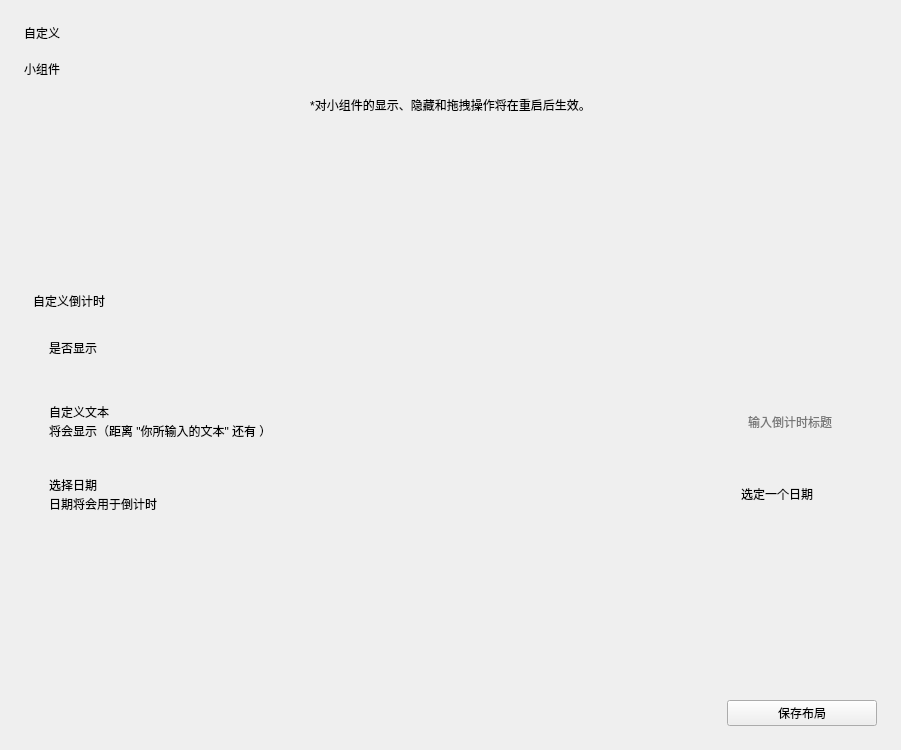
This is menu-custom.ui in RinLit-233-shiroko/Class-Widgets as Qt 5 draws it before an edit. The edited form follows.
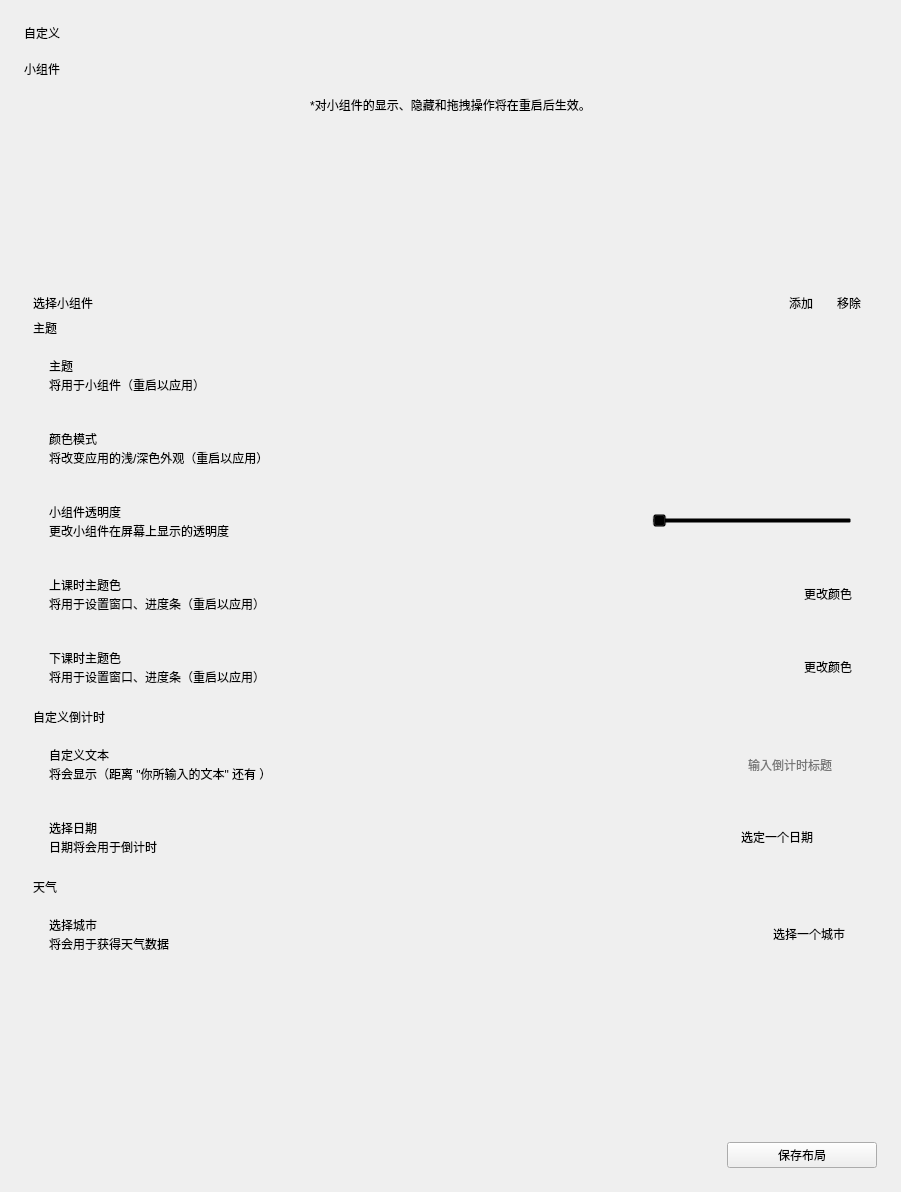
This is the edited form. Custom widgets are drawn as their Qt base class.

Patch:
```diff
--- a/menu-custom.ui
+++ b/menu-custom.ui
@@ -7,7 +7,7 @@
     <x>0</x>
     <y>0</y>
     <width>901</width>
-    <height>750</height>
+    <height>1192</height>
    </rect>
   </property>
   <property name="windowTitle">
@@ -77,7 +77,7 @@
         <x>0</x>
         <y>0</y>
         <width>853</width>
-        <height>491</height>
+        <height>933</height>
        </rect>
       </property>
       <layout class="QVBoxLayout" name="verticalLayout_9">
@@ -100,6 +100,370 @@
          </property>
         </widget>
        </item>
+       <item>
+        <layout class="QHBoxLayout" name="horizontalLayout_3">
+         <property name="spacing">
+          <number>10</number>
+         </property>
+         <item>
+          <widget class="BodyLabel" name="BodyLabel">
+           <property name="sizePolicy">
+            <sizepolicy hsizetype="Maximum" vsizetype="Preferred">
+             <horstretch>0</horstretch>
+             <verstretch>0</verstretch>
+            </sizepolicy>
+           </property>
+           <property name="text">
+            <string>选择小组件</string>
+           </property>
+          </widget>
+         </item>
+         <item>
+          <widget class="ComboBox" name="widgets_combo">
+           <property name="sizePolicy">
+            <sizepolicy hsizetype="Expanding" vsizetype="Fixed">
+             <horstretch>0</horstretch>
+             <verstretch>0</verstretch>
+            </sizepolicy>
+           </property>
+          </widget>
+         </item>
+         <item>
+          <spacer name="horizontalSpacer">
+           <property name="orientation">
+            <enum>Qt::Horizontal</enum>
+           </property>
+           <property name="sizeHint" stdset="0">
+            <size>
+             <width>40</width>
+             <height>20</height>
+            </size>
+           </property>
+          </spacer>
+         </item>
+         <item>
+          <widget class="PrimaryPushButton" name="add_widget">
+           <property name="text">
+            <string>  添加  </string>
+           </property>
+          </widget>
+         </item>
+         <item>
+          <widget class="PushButton" name="remove_widget">
+           <property name="text">
+            <string>  移除  </string>
+           </property>
+          </widget>
+         </item>
+        </layout>
+       </item>
+       <item>
+        <layout class="QVBoxLayout" name="verticalLayout_3">
+         <property name="spacing">
+          <number>3</number>
+         </property>
+         <item>
+          <widget class="SubtitleLabel" name="SubtitleLabel_2">
+           <property name="text">
+            <string>主题</string>
+           </property>
+           <property name="pixelFontSize" stdset="0">
+            <number>18</number>
+           </property>
+          </widget>
+         </item>
+         <item>
+          <widget class="CardWidget" name="CardWidget_4">
+           <property name="minimumSize">
+            <size>
+             <width>0</width>
+             <height>70</height>
+            </size>
+           </property>
+           <layout class="QHBoxLayout" name="horizontalLayout_4">
+            <property name="leftMargin">
+             <number>16</number>
+            </property>
+            <property name="topMargin">
+             <number>16</number>
+            </property>
+            <property name="rightMargin">
+             <number>16</number>
+            </property>
+            <property name="bottomMargin">
+             <number>16</number>
+            </property>
+            <item>
+             <layout class="QVBoxLayout" name="verticalLayout_7">
+              <property name="spacing">
+               <number>0</number>
+              </property>
+              <item>
+               <widget class="StrongBodyLabel" name="StrongBodyLabel_3">
+                <property name="text">
+                 <string>主题</string>
+                </property>
+               </widget>
+              </item>
+              <item>
+               <widget class="CaptionLabel" name="CaptionLabel_5">
+                <property name="text">
+                 <string>将用于小组件（重启以应用）</string>
+                </property>
+               </widget>
+              </item>
+             </layout>
+            </item>
+            <item>
+             <widget class="ComboBox" name="combo_theme_select">
+              <property name="sizePolicy">
+               <sizepolicy hsizetype="Maximum" vsizetype="Fixed">
+                <horstretch>0</horstretch>
+                <verstretch>0</verstretch>
+               </sizepolicy>
+              </property>
+             </widget>
+            </item>
+           </layout>
+          </widget>
+         </item>
+         <item>
+          <widget class="CardWidget" name="CardWidget_9">
+           <property name="minimumSize">
+            <size>
+             <width>0</width>
+             <height>70</height>
+            </size>
+           </property>
+           <layout class="QHBoxLayout" name="horizontalLayout_11">
+            <property name="leftMargin">
+             <number>16</number>
+            </property>
+            <property name="topMargin">
+             <number>16</number>
+            </property>
+            <property name="rightMargin">
+             <number>16</number>
+            </property>
+            <property name="bottomMargin">
+             <number>16</number>
+            </property>
+            <item>
+             <layout class="QVBoxLayout" name="verticalLayout_15">
+              <property name="spacing">
+               <number>0</number>
+              </property>
+              <item>
+               <widget class="StrongBodyLabel" name="StrongBodyLabel_9">
+                <property name="text">
+                 <string>颜色模式</string>
+                </property>
+               </widget>
+              </item>
+              <item>
+               <widget class="CaptionLabel" name="CaptionLabel_10">
+                <property name="text">
+                 <string>将改变应用的浅/深色外观（重启以应用）</string>
+                </property>
+               </widget>
+              </item>
+             </layout>
+            </item>
+            <item>
+             <widget class="ComboBox" name="combo_color_mode">
+              <property name="sizePolicy">
+               <sizepolicy hsizetype="Maximum" vsizetype="Fixed">
+                <horstretch>0</horstretch>
+                <verstretch>0</verstretch>
+               </sizepolicy>
+              </property>
+             </widget>
+            </item>
+           </layout>
+          </widget>
+         </item>
+         <item>
+          <widget class="CardWidget" name="CardWidget_10">
+           <property name="minimumSize">
+            <size>
+             <width>0</width>
+             <height>70</height>
+            </size>
+           </property>
+           <layout class="QHBoxLayout" name="horizontalLayout_12">
+            <property name="leftMargin">
+             <number>16</number>
+            </property>
+            <property name="topMargin">
+             <number>16</number>
+            </property>
+            <property name="rightMargin">
+             <number>16</number>
+            </property>
+            <property name="bottomMargin">
+             <number>16</number>
+            </property>
+            <item>
+             <layout class="QVBoxLayout" name="verticalLayout_16">
+              <property name="spacing">
+               <number>0</number>
+              </property>
+              <item>
+               <widget class="StrongBodyLabel" name="StrongBodyLabel_11">
+                <property name="text">
+                 <string>小组件透明度</string>
+                </property>
+               </widget>
+              </item>
+              <item>
+               <widget class="CaptionLabel" name="CaptionLabel_11">
+                <property name="text">
+                 <string>更改小组件在屏幕上显示的透明度</string>
+                </property>
+               </widget>
+              </item>
+             </layout>
+            </item>
+            <item>
+             <widget class="Slider" name="slider_opacity">
+              <property name="sizePolicy">
+               <sizepolicy hsizetype="Maximum" vsizetype="Fixed">
+                <horstretch>0</horstretch>
+                <verstretch>0</verstretch>
+               </sizepolicy>
+              </property>
+              <property name="minimumSize">
+               <size>
+                <width>200</width>
+                <height>0</height>
+               </size>
+              </property>
+              <property name="orientation">
+               <enum>Qt::Horizontal</enum>
+              </property>
+             </widget>
+            </item>
+           </layout>
+          </widget>
+         </item>
+         <item>
+          <widget class="CardWidget" name="CardWidget_5">
+           <property name="minimumSize">
+            <size>
+             <width>0</width>
+             <height>70</height>
+            </size>
+           </property>
+           <layout class="QHBoxLayout" name="horizontalLayout_8">
+            <property name="leftMargin">
+             <number>16</number>
+            </property>
+            <property name="topMargin">
+             <number>16</number>
+            </property>
+            <property name="rightMargin">
+             <number>16</number>
+            </property>
+            <property name="bottomMargin">
+             <number>16</number>
+            </property>
+            <item>
+             <layout class="QVBoxLayout" name="verticalLayout_10">
+              <property name="spacing">
+               <number>0</number>
+              </property>
+              <item>
+               <widget class="StrongBodyLabel" name="StrongBodyLabel_7">
+                <property name="text">
+                 <string>上课时主题色</string>
+                </property>
+               </widget>
+              </item>
+              <item>
+               <widget class="CaptionLabel" name="CaptionLabel_7">
+                <property name="text">
+                 <string>将用于设置窗口、进度条（重启以应用）</string>
+                </property>
+               </widget>
+              </item>
+             </layout>
+            </item>
+            <item>
+             <widget class="PushButton" name="set_ac_color">
+              <property name="sizePolicy">
+               <sizepolicy hsizetype="Maximum" vsizetype="Fixed">
+                <horstretch>0</horstretch>
+                <verstretch>0</verstretch>
+               </sizepolicy>
+              </property>
+              <property name="text">
+               <string>更改颜色</string>
+              </property>
+             </widget>
+            </item>
+           </layout>
+          </widget>
+         </item>
+         <item>
+          <widget class="CardWidget" name="CardWidget_7">
+           <property name="minimumSize">
+            <size>
+             <width>0</width>
+             <height>70</height>
+            </size>
+           </property>
+           <layout class="QHBoxLayout" name="horizontalLayout_7">
+            <property name="leftMargin">
+             <number>16</number>
+            </property>
+            <property name="topMargin">
+             <number>16</number>
+            </property>
+            <property name="rightMargin">
+             <number>16</number>
+            </property>
+            <property name="bottomMargin">
+             <number>16</number>
+            </property>
+            <item>
+             <layout class="QVBoxLayout" name="verticalLayout_8">
+              <property name="spacing">
+               <number>0</number>
+              </property>
+              <item>
+               <widget class="StrongBodyLabel" name="StrongBodyLabel_4">
+                <property name="text">
+                 <string>下课时主题色</string>
+                </property>
+               </widget>
+              </item>
+              <item>
+               <widget class="CaptionLabel" name="CaptionLabel_6">
+                <property name="text">
+                 <string>将用于设置窗口、进度条（重启以应用）</string>
+                </property>
+               </widget>
+              </item>
+             </layout>
+            </item>
+            <item>
+             <widget class="PushButton" name="set_fc_color">
+              <property name="sizePolicy">
+               <sizepolicy hsizetype="Maximum" vsizetype="Fixed">
+                <horstretch>0</horstretch>
+                <verstretch>0</verstretch>
+               </sizepolicy>
+              </property>
+              <property name="text">
+               <string>更改颜色</string>
+              </property>
+             </widget>
+            </item>
+           </layout>
+          </widget>
+         </item>
+        </layout>
+       </item>
        <item>
         <layout class="QVBoxLayout" name="verticalLayout_5">
          <property name="spacing">
@@ -115,53 +479,6 @@
            </property>
           </widget>
          </item>
-         <item>
-          <widget class="CardWidget" name="CardWidget_6">
-           <property name="minimumSize">
-            <size>
-             <width>0</width>
-             <height>70</height>
-            </size>
-           </property>
-           <layout class="QHBoxLayout" name="horizontalLayout_6">
-            <property name="leftMargin">
-             <number>16</number>
-            </property>
-            <property name="topMargin">
-             <number>16</number>
-            </property>
-            <property name="rightMargin">
-             <number>16</number>
-            </property>
-            <property name="bottomMargin">
-             <number>16</number>
-            </property>
-            <item>
-             <widget class="StrongBodyLabel" name="StrongBodyLabel_6">
-              <property name="sizePolicy">
-               <sizepolicy hsizetype="Expanding" vsizetype="Preferred">
-                <horstretch>0</horstretch>
-                <verstretch>0</verstretch>
-               </sizepolicy>
-              </property>
-              <property name="text">
-               <string>是否显示</string>
-              </property>
-             </widget>
-            </item>
-            <item>
-             <widget class="SwitchButton" name="switch_countdown_custom">
-              <property name="onText">
-               <string>显示</string>
-              </property>
-              <property name="offText">
-               <string>隐藏</string>
-              </property>
-             </widget>
-            </item>
-           </layout>
-          </widget>
-         </item>
          <item>
           <widget class="CardWidget" name="CardWidget">
            <property name="minimumSize">
@@ -286,6 +603,81 @@
          </item>
         </layout>
        </item>
+       <item>
+        <layout class="QVBoxLayout" name="verticalLayout_13">
+         <property name="spacing">
+          <number>3</number>
+         </property>
+         <item>
+          <widget class="SubtitleLabel" name="SubtitleLabel_5">
+           <property name="text">
+            <string>天气</string>
+           </property>
+           <property name="pixelFontSize" stdset="0">
+            <number>18</number>
+           </property>
+          </widget>
+         </item>
+         <item>
+          <widget class="CardWidget" name="CardWidget_8">
+           <property name="minimumSize">
+            <size>
+             <width>0</width>
+             <height>70</height>
+            </size>
+           </property>
+           <layout class="QHBoxLayout" name="horizontalLayout_10">
+            <property name="leftMargin">
+             <number>16</number>
+            </property>
+            <property name="topMargin">
+             <number>16</number>
+            </property>
+            <property name="rightMargin">
+             <number>16</number>
+            </property>
+            <property name="bottomMargin">
+             <number>16</number>
+            </property>
+            <item>
+             <layout class="QVBoxLayout" name="verticalLayout_14">
+              <property name="spacing">
+               <number>0</number>
+              </property>
+              <item>
+               <widget class="StrongBodyLabel" name="StrongBodyLabel_8">
+                <property name="text">
+                 <string>选择城市</string>
+                </property>
+               </widget>
+              </item>
+              <item>
+               <widget class="CaptionLabel" name="CaptionLabel_9">
+                <property name="text">
+                 <string>将会用于获得天气数据</string>
+                </property>
+               </widget>
+              </item>
+             </layout>
+            </item>
+            <item>
+             <widget class="PushButton" name="select_city">
+              <property name="sizePolicy">
+               <sizepolicy hsizetype="Maximum" vsizetype="Fixed">
+                <horstretch>0</horstretch>
+                <verstretch>0</verstretch>
+               </sizepolicy>
+              </property>
+              <property name="text">
+               <string>  选择一个城市  </string>
+              </property>
+             </widget>
+            </item>
+           </layout>
+          </widget>
+         </item>
+        </layout>
+       </item>
        <item>
         <spacer name="verticalSpacer">
          <property name="orientation">
@@ -342,6 +734,11 @@
   </layout>
  </widget>
  <customwidgets>
+  <customwidget>
+   <class>ComboBox</class>
+   <extends>QPushButton</extends>
+   <header>qfluentwidgets</header>
+  </customwidget>
   <customwidget>
    <class>PushButton</class>
    <extends>QPushButton</extends>
@@ -353,8 +750,8 @@
    <header>qfluentwidgets</header>
   </customwidget>
   <customwidget>
-   <class>SwitchButton</class>
-   <extends>QWidget</extends>
+   <class>Slider</class>
+   <extends>QSlider</extends>
    <header>qfluentwidgets</header>
   </customwidget>
   <customwidget>
@@ -379,6 +776,11 @@
    <extends>QLabel</extends>
    <header>qfluentwidgets</header>
   </customwidget>
+  <customwidget>
+   <class>BodyLabel</class>
+   <extends>QLabel</extends>
+   <header>qfluentwidgets</header>
+  </customwidget>
   <customwidget>
    <class>StrongBodyLabel</class>
    <extends>QLabel</extends>
```
Left out of the diff: 2 changed lines with no effect on the pictures.
